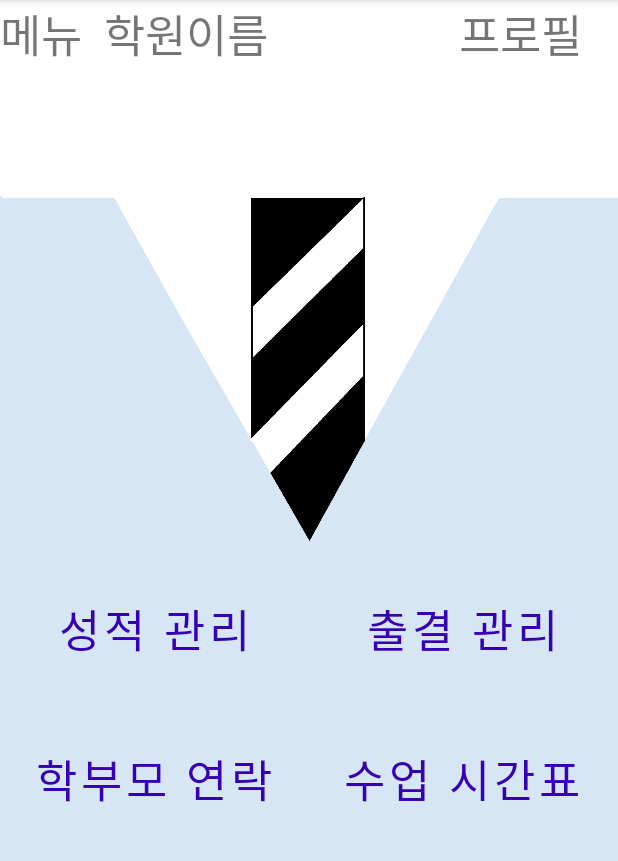
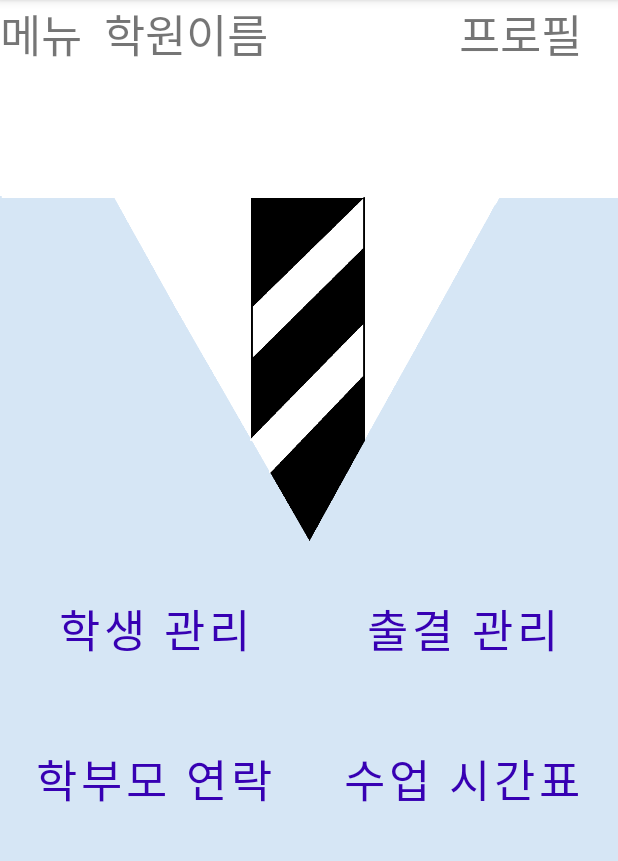
Before and after one commit to ycisw/Capstone_Design, an Android app: the homepage screen opened directly, with no data from a screen before it, on a phone screen of 412 x 824 dp, the part 84-945 px from its top. Run offline under Robolectric (Android 15) with nearby library versions, the phone set to English and light mode, and no system bars.

Commit message:
페이지 연결

```diff
--- a/app/src/main/java/com/example/capstonedesign/homepage.java
+++ b/app/src/main/java/com/example/capstonedesign/homepage.java
@@ -3,16 +3,8 @@ package com.example.capstonedesign;
 import androidx.appcompat.app.AppCompatActivity;
 
 import android.content.Intent;
-import android.net.Uri;
 import android.os.Bundle;
-import android.view.View;
 import android.widget.Button;
-
-import com.example.capstonedesign.server.domain.network.NetworkLogic;
-import com.example.capstonedesign.server.service.AttendanceService;
-
-import java.util.LinkedList;
-import java.util.List;
 
 public class homepage extends AppCompatActivity {
 
@@ -20,36 +12,15 @@ public class homepage extends AppCompatActivity {
     protected void onCreate(Bundle savedInstanceState) {
         super.onCreate(savedInstanceState);
         setContentView(R.layout.activity_homepage);
-        Button dial = (Button)findViewById(R.id.dial);
-//        Button internet = (Button)findViewById(R.id.internet);
-        Button attendanceLink = findViewById(R.id.main_page_attendance_link); //출결관리 버튼으로 교체했습니다.
+        Button studentLink = findViewById(R.id.main_page_student_management_link);
+        Button attendanceLink = findViewById(R.id.main_page_attendance_link);
 
-        dial.setOnClickListener(new View.OnClickListener() {
-            @Override
-            public void onClick(View view) {
-                Intent intent= new Intent(Intent.ACTION_DIAL, Uri.parse("tel:01029495920"));
-                startActivity(intent);
-            }
-        });
-
-//        internet.setOnClickListener(new View.OnClickListener() {
-//            @Override
-//            public void onClick(View view) {
-//                Intent intent1 = new Intent(Intent.ACTION_VIEW, Uri.parse("https://m.google.co.kr"));
-//                startActivity(intent1);
-//            }
-//        });
+        //학생관리 링크
+        studentLink.setOnClickListener(v ->
+                startActivity(new Intent(this, Sub2.class)));
 
         //출결관리 링크
-        attendanceLink.setOnClickListener(v ->
-                startActivity(new Intent(this, Sub2.class)));
-
-
-//        List<Long> studentIdList = new LinkedList<>();
-//        studentIdList.add(8L); //김성규 학생
-//        AttendanceService.attendanceToday(studentIdList, new NetworkLogic<>(
-//                none -> {},
-//                none -> {}
-//        ));
+//        attendanceLink.setOnClickListener(v ->
+//                startActivity(new Intent(this, Sub2.class)));
     }
 }
--- a/app/src/main/res/layout/activity_homepage.xml
+++ b/app/src/main/res/layout/activity_homepage.xml
@@ -44,12 +44,12 @@
         android:orientation="horizontal">
 
         <Button
-            android:id="@+id/dial"
+            android:id="@+id/main_page_student_management_link"
             android:textColor="@color/design_default_color_primary_dark"
             android:layout_width="205dp"
             android:layout_height="100dp"
             android:backgroundTint="#96D6E6F5"
-            android:text="성적 관리"
+            android:text="학생 관리"
             android:background="#00ff0000"
             android:textSize="30sp" />
 
```
